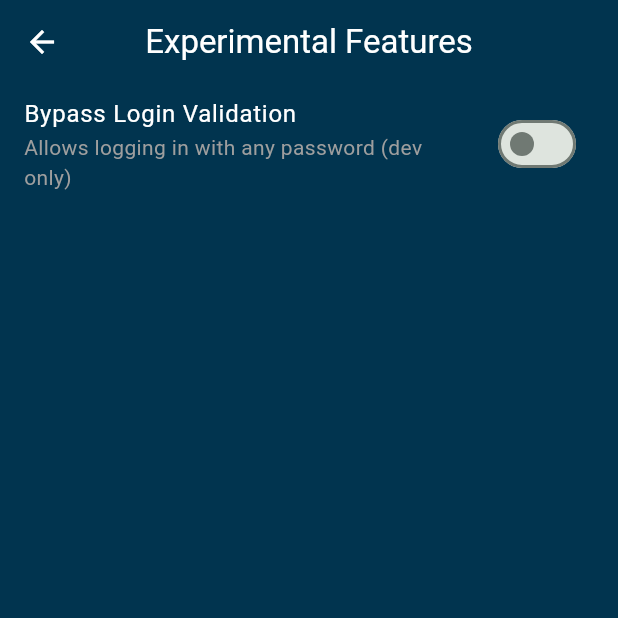
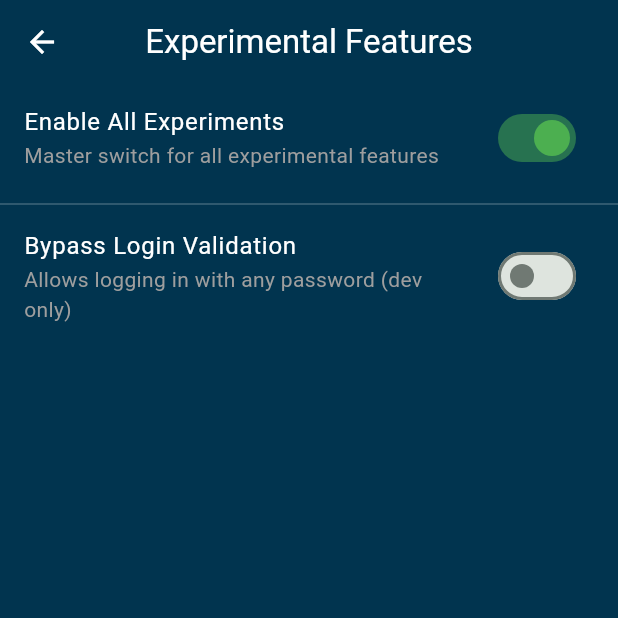
Before and after one commit to pctan9491/PROJ-0001-TTTApp-FE, a Flutter app: the ExperimentalPage screen opened directly, on a phone screen of 412 x 824 dp, the top half of it. Run offline on Flutter 3.47's test engine with Material 3 defaults, Android fonts, the phone set to English and light mode, and no system bars; our stand-ins replace font_awesome_flutter, shared_preferences; accounts and stored records are empty.

Commit message:
Experimental v3

```diff
--- a/lib/core/config/app_config.dart
+++ b/lib/core/config/app_config.dart
@@ -27,10 +27,24 @@ class AppConfig {
 
   // Persistence Keys
   static const String _keyBypassLoginValidation = 'exp_bypass_login_validation';
+  static const String _keyEnableAllExperiments = 'exp_enable_all_experiments';
+
+  // --- Master Toggle ---
+  static bool _enableAllExperiments = false;
+  static bool get enableAllExperiments => _enableAllExperiments;
+
+  static Future<void> setEnableAllExperiments(bool value) async {
+    _enableAllExperiments = value;
+    final prefs = await SharedPreferences.getInstance();
+    await prefs.setBool(_keyEnableAllExperiments, value);
+
+    // Force all experiments to match the master toggle state
+    await setExperiment1BypassLoginValidation(value);
+  }
 
   // --- EXPERIMENT A: Bypass Login Validation ---
   static bool _experiment1BypassLoginValidation = false;
-  static bool get experiment1BypassLoginValidation => _experiment1BypassLoginValidation;
+  static bool get experiment1BypassLoginValidation => _enableAllExperiments && _experiment1BypassLoginValidation;
 
   static Future<void> setExperiment1BypassLoginValidation(bool value) async {
     _experiment1BypassLoginValidation = value;
@@ -45,6 +59,7 @@ class AppConfig {
 
   static Future<void> initialize() async {
     final prefs = await SharedPreferences.getInstance();
+    _enableAllExperiments = prefs.getBool(_keyEnableAllExperiments) ?? true;
     _experiment1BypassLoginValidation = prefs.getBool(_keyBypassLoginValidation) ?? false;
     // Load future experiments here...
   }
--- a/lib/features/experimental/presentation/pages/experimental.dart
+++ b/lib/features/experimental/presentation/pages/experimental.dart
@@ -12,7 +12,8 @@ class ExperimentToggle extends StatelessWidget {
   final String title;
   final String subtitle;
   final bool value;
-  final ValueChanged<bool> onChanged;
+  final ValueChanged<bool>? onChanged; // Changed to nullable
+  final Color? activeColor;
 
   const ExperimentToggle({
     super.key,
@@ -20,6 +21,7 @@ class ExperimentToggle extends StatelessWidget {
     required this.subtitle,
     required this.value,
     required this.onChanged,
+    this.activeColor,
   });
 
   @override
@@ -29,7 +31,7 @@ class ExperimentToggle extends StatelessWidget {
       subtitle: Text(subtitle, style: const TextStyle(color: Colors.grey)),
       value: value,
       onChanged: onChanged,
-      activeColor: Theme.of(context).colorScheme.secondary,
+      activeColor: activeColor ?? Theme.of(context).colorScheme.secondary,
     );
   }
 }
@@ -44,22 +46,41 @@ class _ExperimentalPageState extends State<ExperimentalPage> {
       ),
       body: ListView(
         children: [
+          _buildMasterToggle(),
+          const Divider(color: Colors.white24),
           _buildBypassLoginExperiment(),
         ],
       ),
     );
   }
 
-  Widget _buildBypassLoginExperiment() {
+  Widget _buildMasterToggle() {
     return ExperimentToggle(
-      title: 'Bypass Login Validation',
-      subtitle: 'Allows logging in with any password (dev only)',
-      value: AppConfig.experiment1BypassLoginValidation,
+      title: 'Enable All Experiments',
+      subtitle: 'Master switch for all experimental features',
+      value: AppConfig.enableAllExperiments,
+      activeColor: Colors.green,
       onChanged: (bool value) {
         setState(() {
-          AppConfig.setExperiment1BypassLoginValidation(value);
+          AppConfig.setEnableAllExperiments(value);
         });
       },
     );
   }
+
+  Widget _buildBypassLoginExperiment() {
+    final bool isEnabled = AppConfig.enableAllExperiments;
+    return ExperimentToggle(
+        title:  'Bypass Login Validation',
+        subtitle: 'Allows logging in with any password (dev only)',
+        value: AppConfig.experiment1BypassLoginValidation,
+        onChanged: isEnabled
+            ? (bool value) {
+                setState(() {
+                  AppConfig.setExperiment1BypassLoginValidation(value);
+                });
+              }
+            : null,
+    );
+  }
 }
```
